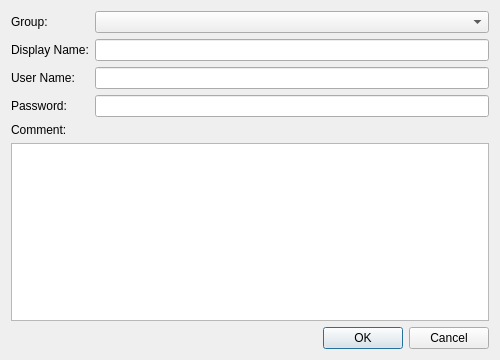
Qt form source/client/desktop/management/router_host_dialog.ui (dchapyshev/aspia) before a commit.
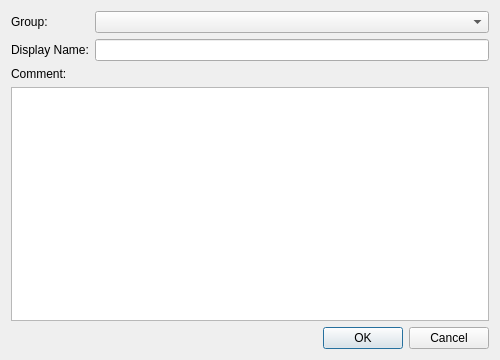
The same form after that commit. Custom widgets are drawn as their Qt base class.

What changed in the file:
```diff
--- a/source/client/desktop/management/router_host_dialog.ui
+++ b/source/client/desktop/management/router_host_dialog.ui
@@ -39,26 +39,6 @@
      <item row="1" column="1">
       <widget class="QLineEdit" name="edit_display_name"/>
      </item>
-     <item row="2" column="0">
-      <widget class="QLabel" name="label_user_name">
-       <property name="text">
-        <string>User Name:</string>
-       </property>
-      </widget>
-     </item>
-     <item row="2" column="1">
-      <widget class="QLineEdit" name="edit_user_name"/>
-     </item>
-     <item row="3" column="0">
-      <widget class="QLabel" name="label_password">
-       <property name="text">
-        <string>Password:</string>
-       </property>
-      </widget>
-     </item>
-     <item row="3" column="1">
-      <widget class="PasswordEdit" name="edit_password"/>
-     </item>
     </layout>
    </item>
    <item>
@@ -91,11 +71,6 @@
    <extends>QComboBox</extends>
    <header>client/desktop/management/group_combo_box.h</header>
   </customwidget>
-  <customwidget>
-   <class>PasswordEdit</class>
-   <extends>QLineEdit</extends>
-   <header>common/desktop/password_edit.h</header>
-  </customwidget>
  </customwidgets>
  <resources/>
  <connections/>
```
